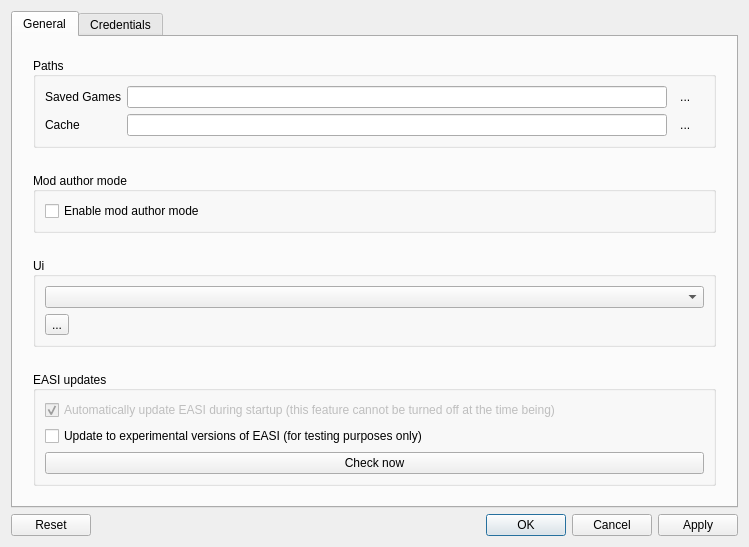
132nd-etcher/EASI, file src/ui/skeletons/config_dialog.ui: the form before one commit.
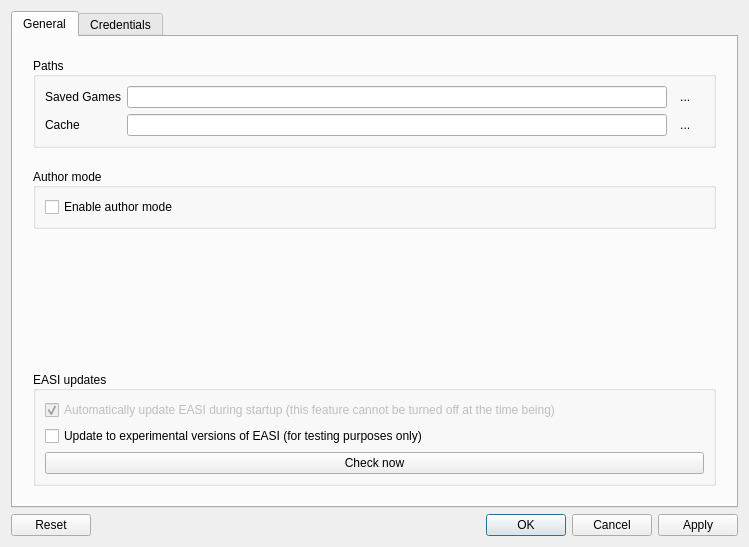
The form after the commit. The open tabs and pages were chosen to show the change. Icons and pictures are not drawn.

Commit message: Finish auto_updater & config_apply_btn

```diff
--- a/src/ui/skeletons/config_dialog.ui
+++ b/src/ui/skeletons/config_dialog.ui
@@ -123,23 +123,10 @@
          </layout>
         </widget>
        </item>
-       <item>
-        <spacer name="verticalSpacer_4">
-         <property name="orientation">
-          <enum>Qt::Vertical</enum>
-         </property>
-         <property name="sizeHint" stdset="0">
-          <size>
-           <width>20</width>
-           <height>40</height>
-          </size>
-         </property>
-        </spacer>
-       </item>
        <item>
         <widget class="QGroupBox" name="grp_mod_Creator_mode">
          <property name="title">
-          <string>Mod author mode</string>
+          <string>Author mode</string>
          </property>
          <property name="alignment">
           <set>Qt::AlignLeading|Qt::AlignLeft|Qt::AlignVCenter</set>
@@ -151,7 +138,7 @@
           <item>
            <widget class="QCheckBox" name="author_mode">
             <property name="text">
-             <string>Enable mod author mode</string>
+             <string>Enable author mode</string>
             </property>
            </widget>
           </item>
@@ -171,48 +158,6 @@
          </property>
         </spacer>
        </item>
-       <item>
-        <widget class="QGroupBox" name="groupBox_4">
-         <property name="title">
-          <string>Ui</string>
-         </property>
-         <property name="alignment">
-          <set>Qt::AlignLeading|Qt::AlignLeft|Qt::AlignVCenter</set>
-         </property>
-         <layout class="QVBoxLayout" name="verticalLayout_6">
-          <property name="sizeConstraint">
-           <enum>QLayout::SetMinimumSize</enum>
-          </property>
-          <item>
-           <layout class="QVBoxLayout" name="verticalLayout_5">
-            <item>
-             <widget class="QComboBox" name="comboBox"/>
-            </item>
-            <item>
-             <widget class="QToolButton" name="toolButton">
-              <property name="text">
-               <string>...</string>
-              </property>
-             </widget>
-            </item>
-           </layout>
-          </item>
-         </layout>
-        </widget>
-       </item>
-       <item>
-        <spacer name="verticalSpacer">
-         <property name="orientation">
-          <enum>Qt::Vertical</enum>
-         </property>
-         <property name="sizeHint" stdset="0">
-          <size>
-           <width>20</width>
-           <height>40</height>
-          </size>
-         </property>
-        </spacer>
-       </item>
        <item>
         <widget class="QGroupBox" name="grp_easi_update">
          <property name="title">
```
Left out of the diff: 2 changed lines with no effect on the pictures. The commit also changes 83 other files.
